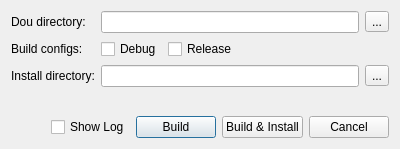
SafirSDK/safir-sdk-core, file src/dots/dots_dobmake.ss/src/dobmake.ui: the form before one commit.
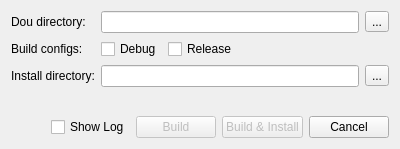
The form after the commit.

Commit message: add stub for dobmake

What changed in the file:
```diff
--- a/src/dots/dots_dobmake.ss/src/dobmake.ui
+++ b/src/dots/dots_dobmake.ss/src/dobmake.ui
@@ -144,6 +144,9 @@
      </item>
      <item>
       <widget class="QPushButton" name="build">
+       <property name="enabled">
+        <bool>false</bool>
+       </property>
        <property name="text">
         <string>Build</string>
        </property>
@@ -151,6 +154,9 @@
      </item>
      <item>
       <widget class="QPushButton" name="buildAndInstall">
+       <property name="enabled">
+        <bool>false</bool>
+       </property>
        <property name="text">
         <string>Build &amp;&amp; Install</string>
        </property>
```
The commit also changes 6 other files.
